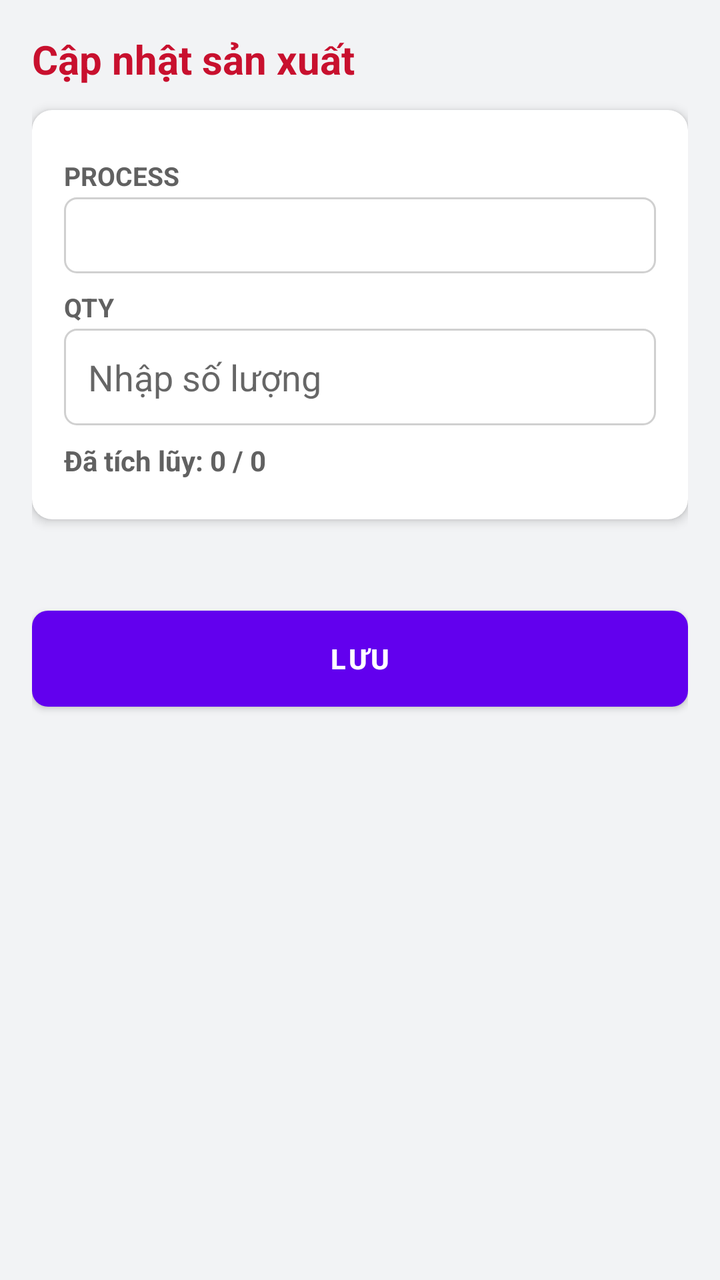
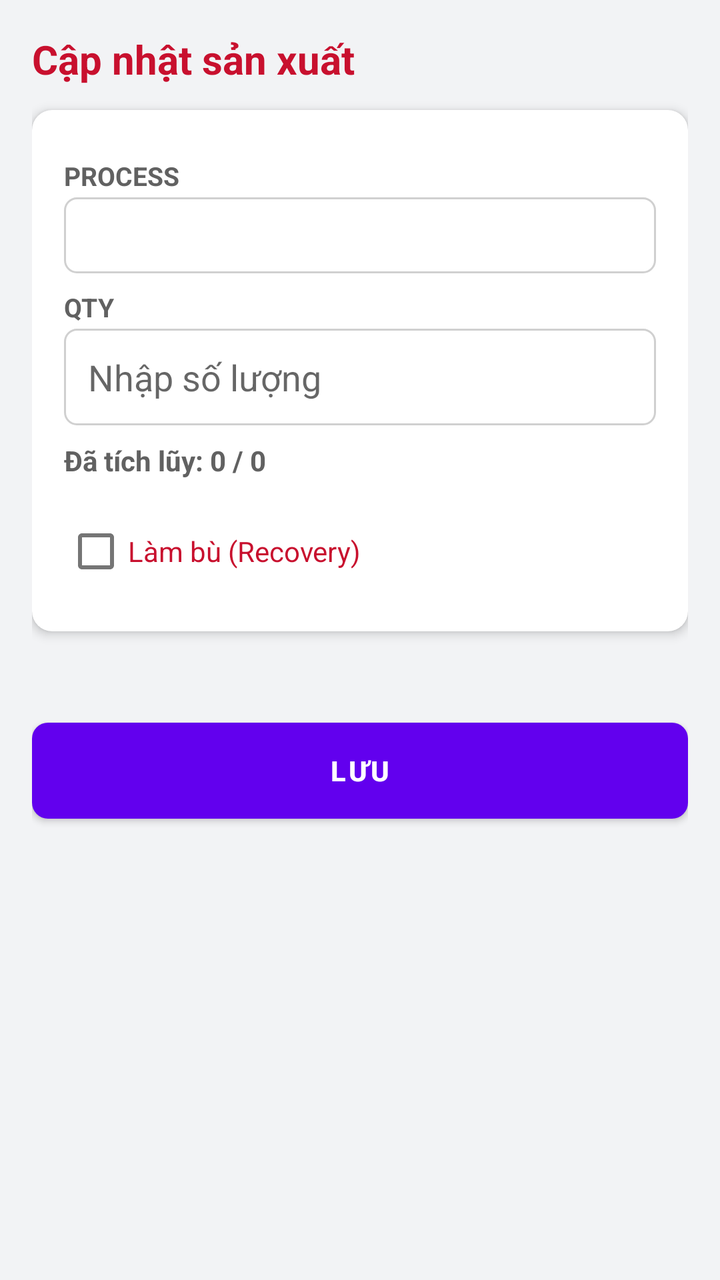

The first picture is an Android layout as it rendered before a commit; the second is the same layout after the commit. The layout source and the unified diff follow.
<!-- AndroidManifest.xml: application theme Theme.Nbcfm -->
<!-- res/layout/activity_update_production.xml -->
<?xml version="1.0" encoding="utf-8"?>
<ScrollView xmlns:android="http://schemas.android.com/apk/res/android"
    xmlns:app="http://schemas.android.com/apk/res-auto"
    android:layout_width="match_parent"
    android:layout_height="match_parent"
    android:background="@color/bg"
    android:fillViewport="true">

    <LinearLayout
        android:layout_width="match_parent"
        android:layout_height="wrap_content"
        android:orientation="vertical"
        android:padding="16dp">

        <TextView
            android:id="@+id/tvTitle"
            android:layout_width="match_parent"
            android:layout_height="wrap_content"
            android:text="Cập nhật sản xuất"
            android:textColor="@color/nb_red"
            android:textSize="20sp"
            android:textStyle="bold"
            android:paddingBottom="12dp" />

        <androidx.cardview.widget.CardView
            android:layout_width="match_parent"
            android:layout_height="wrap_content"
            app:cardCornerRadius="10dp"
            app:cardElevation="3dp">

            <LinearLayout
                android:layout_width="match_parent"
                android:layout_height="wrap_content"
                android:orientation="vertical"
                android:padding="16dp">

                <TextView style="@style/FieldLabel" android:text="PROCESS" />
                <Spinner
                    android:id="@+id/spinnerProcess"
                    style="@style/FieldSpinner" />

                <TextView style="@style/FieldLabel" android:text="QTY" />
                <EditText
                    android:id="@+id/etQty"
                    android:layout_width="match_parent"
                    android:layout_height="wrap_content"
                    android:inputType="number"
                    android:hint="Nhập số lượng"
                    android:padding="12dp"
                    android:background="@drawable/edit_bg" />

                <TextView
                    android:id="@+id/tvProgress"
                    android:layout_width="match_parent"
                    android:layout_height="wrap_content"
                    android:text="Đã tích lũy: 0 / 0"
                    android:textColor="@color/textSecondary"
                    android:textSize="14sp"
                    android:textStyle="bold"
                    android:layout_marginTop="8dp"
                    android:layout_marginBottom="4dp" />

            </LinearLayout>
        </androidx.cardview.widget.CardView>

        <TextView
            android:id="@+id/tvStatus"
            android:layout_width="match_parent"
            android:layout_height="wrap_content"
            android:textColor="@color/textSecondary"
            android:textSize="13sp"
            android:paddingTop="10dp"
            android:paddingBottom="6dp" />

        <ProgressBar
            android:id="@+id/progressBar"
            style="?android:attr/progressBarStyleSmall"
            android:layout_width="wrap_content"
            android:layout_height="wrap_content"
            android:layout_gravity="center"
            android:visibility="gone" />

        <Button
            android:id="@+id/btnSave"
            android:layout_width="match_parent"
            android:layout_height="wrap_content"
            android:text="LƯU"
            android:textColor="#FFFFFF"
            android:textStyle="bold"
            android:layout_marginTop="12dp"
            android:background="@drawable/btn_red" />

    </LinearLayout>
</ScrollView>
<!-- resources referenced by this layout -->
<resources>
  <color name="bg">#F2F3F5</color>
  <color name="nb_red">#C8102E</color>
  <color name="textSecondary">#616161</color>
  <!-- drawable btn_red (drawable) -->
  <?xml version="1.0" encoding="utf-8"?>
  <shape xmlns:android="http://schemas.android.com/apk/res/android"
      android:shape="rectangle">
      <solid android:color="@color/nb_red" />
      <corners android:radius="8dp" />
      <padding android:top="12dp" android:bottom="12dp" />
  </shape>
  <!-- drawable edit_bg (drawable) -->
  <?xml version="1.0" encoding="utf-8"?>
  <shape xmlns:android="http://schemas.android.com/apk/res/android"
      android:shape="rectangle">
      <solid android:color="@color/white" />
      <corners android:radius="6dp" />
      <stroke android:width="1dp" android:color="#D0D0D0" />
  </shape>
  <style name="FieldLabel">
          <item name="android:layout_width">match_parent</item>
          <item name="android:layout_height">wrap_content</item>
          <item name="android:textColor">@color/textSecondary</item>
          <item name="android:textStyle">bold</item>
          <item name="android:textSize">13sp</item>
          <item name="android:paddingTop">8dp</item>
          <item name="android:paddingBottom">2dp</item>
      </style>
  <style name="FieldSpinner">
          <item name="android:layout_width">match_parent</item>
          <item name="android:layout_height">wrap_content</item>
          <item name="android:background">@drawable/edit_bg</item>
          <item name="android:minHeight">38dp</item>
      </style>
  <style name="Theme.Nbcfm" parent="Theme.MaterialComponents.DayNight.DarkActionBar">
          
          <item name="colorPrimary">@color/purple_500</item>
          <item name="colorPrimaryVariant">@color/purple_700</item>
          <item name="colorOnPrimary">@color/white</item>
          
          <item name="colorSecondary">@color/teal_200</item>
          <item name="colorSecondaryVariant">@color/teal_700</item>
          <item name="colorOnSecondary">@color/black</item>
          
          <item name="android:statusBarColor" tools:targetApi="l">?attr/colorPrimaryVariant</item>
          
      </style>
  <color name="white">#FFFFFF</color>
  <color name="purple_500">#FF6200EE</color>
  <color name="purple_700">#FF3700B3</color>
  <color name="teal_200">#FF03DAC5</color>
  <color name="teal_700">#FF018786</color>
  <color name="black">#FF000000</color>
</resources>

<!-- the commit's change to res/layout/activity_update_production.xml (unified diff, before → after) -->
@@ -60,6 +60,15 @@
                     android:layout_marginTop="8dp"
                     android:layout_marginBottom="4dp" />
 
+                <CheckBox
+                    android:id="@+id/cbMakeup"
+                    android:layout_width="match_parent"
+                    android:layout_height="wrap_content"
+                    android:text="Làm bù (Recovery)"
+                    android:textSize="14sp"
+                    android:textColor="@color/nb_red"
+                    android:layout_marginTop="8dp" />
+
             </LinearLayout>
         </androidx.cardview.widget.CardView>
 
